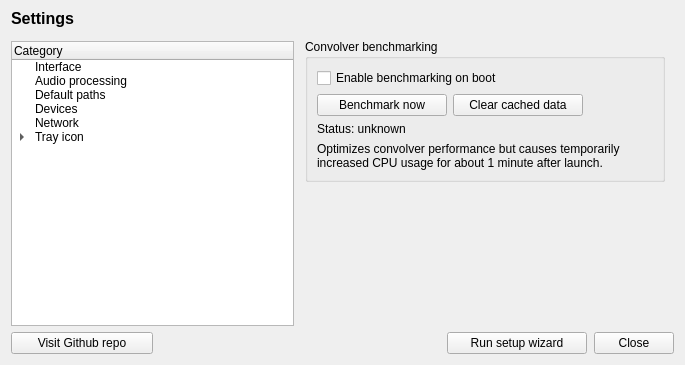
Before: the Qt Designer form src/interface/fragment/SettingsFragment.ui in Audio4Linux/JDSP4Linux, drawn with Qt 5.
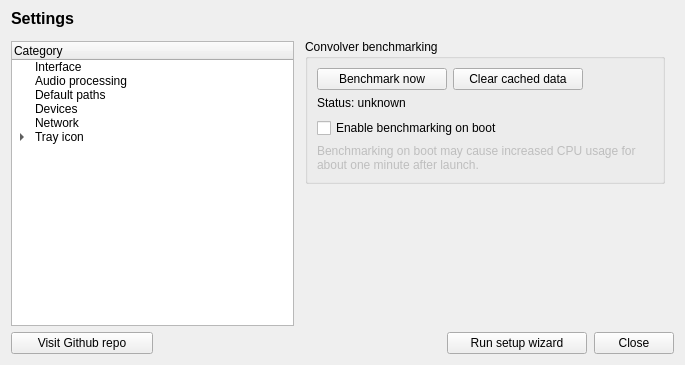
After: the same form once the commit is applied. Custom widgets are drawn as their Qt base class.

Commit message: fix: fixed issues with manual benchmarking

The edit to the form file:
```diff
--- a/src/interface/fragment/SettingsFragment.ui
+++ b/src/interface/fragment/SettingsFragment.ui
@@ -299,13 +299,6 @@
             <string>Convolver benchmarking</string>
            </property>
            <layout class="QVBoxLayout" name="verticalLayout_10">
-            <item>
-             <widget class="QCheckBox" name="benchmarkOnBoot">
-              <property name="text">
-               <string>Enable benchmarking on boot</string>
-              </property>
-             </widget>
-            </item>
             <item>
              <layout class="QHBoxLayout" name="horizontalLayout_8">
               <property name="topMargin">
@@ -359,10 +352,36 @@
               </property>
              </widget>
             </item>
+            <item>
+             <spacer name="verticalSpacer_6">
+              <property name="orientation">
+               <enum>Qt::Vertical</enum>
+              </property>
+              <property name="sizeType">
+               <enum>QSizePolicy::Fixed</enum>
+              </property>
+              <property name="sizeHint" stdset="0">
+               <size>
+                <width>20</width>
+                <height>2</height>
+               </size>
+              </property>
+             </spacer>
+            </item>
+            <item>
+             <widget class="QCheckBox" name="benchmarkOnBoot">
+              <property name="text">
+               <string>Enable benchmarking on boot</string>
+              </property>
+             </widget>
+            </item>
             <item>
              <widget class="QLabel" name="label_8">
+              <property name="enabled">
+               <bool>false</bool>
+              </property>
               <property name="text">
-               <string>Optimizes convolver performance but causes temporarily increased CPU usage for about 1 minute after launch.</string>
+               <string>Benchmarking on boot may cause increased CPU usage for about one minute after launch.</string>
               </property>
               <property name="wordWrap">
                <bool>true</bool>
```
The commit also changes 1 other file.
